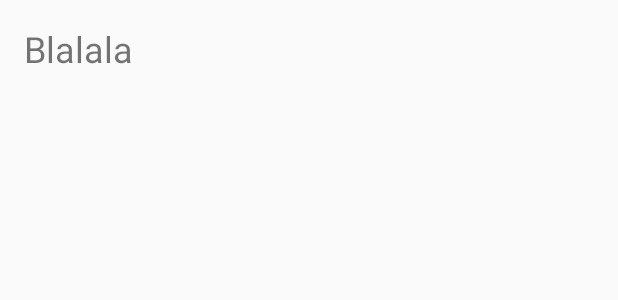
After one commit to iggy228/Iggy_shop, an Android app: the layout product_details.xml on its own in the app's theme, with its tools: preview values and no code run, on a phone screen of 412 x 824 dp. The commit adds this screen. Shown: the top 300 px of the screen. Run offline under Robolectric (Android 15) with nearby library versions, the phone set to English and light mode, and no system bars.

Commit message:
Vytvorenie druhej activity a intentu v ProductDetails.kt

```diff
--- a/app/src/main/AndroidManifest.xml
+++ b/app/src/main/AndroidManifest.xml
@@ -11,13 +11,17 @@
         android:roundIcon="@mipmap/ic_launcher_round"
         android:supportsRtl="true"
         android:theme="@style/AppTheme">
-        <activity android:name=".MainActivity">
+        <activity android:name=".MainActivity"
+            android:label="Iggy Shop"
+            android:theme="@style/Theme.AppCompat.Light.NoActionBar">
             <intent-filter>
                 <action android:name="android.intent.action.MAIN" />
 
                 <category android:name="android.intent.category.LAUNCHER" />
             </intent-filter>
         </activity>
+        <activity android:name=".ProductDetails"/>
+
     </application>
 
 </manifest>
--- /dev/null
+++ b/app/src/main/res/layout/product_details.xml
@@ -0,0 +1,17 @@
+<?xml version="1.0" encoding="utf-8"?>
+<androidx.constraintlayout.widget.ConstraintLayout xmlns:android="http://schemas.android.com/apk/res/android"
+    android:layout_width="match_parent"
+    android:layout_height="match_parent"
+    xmlns:app="http://schemas.android.com/apk/res-auto"
+    android:padding="16dp">
+
+    <TextView
+        android:id="@+id/product_title"
+        android:layout_width="wrap_content"
+        android:layout_height="wrap_content"
+        android:text="Blalala"
+        android:textSize="24sp"
+        app:layout_constraintTop_toTopOf="parent"
+        app:layout_constraintLeft_toLeftOf="parent"/>
+
+</androidx.constraintlayout.widget.ConstraintLayout>
```
Also changed, not shown: app/src/main/java/sk/iggy/myecommerce/ProductDetails.kt (added, +16 -0 lines), app/src/main/java/sk/iggy/myecommerce/ProductsAdapter.kt (+8 -1 lines), app/src/main/res/drawable-v24/shirt.jpg (added).
